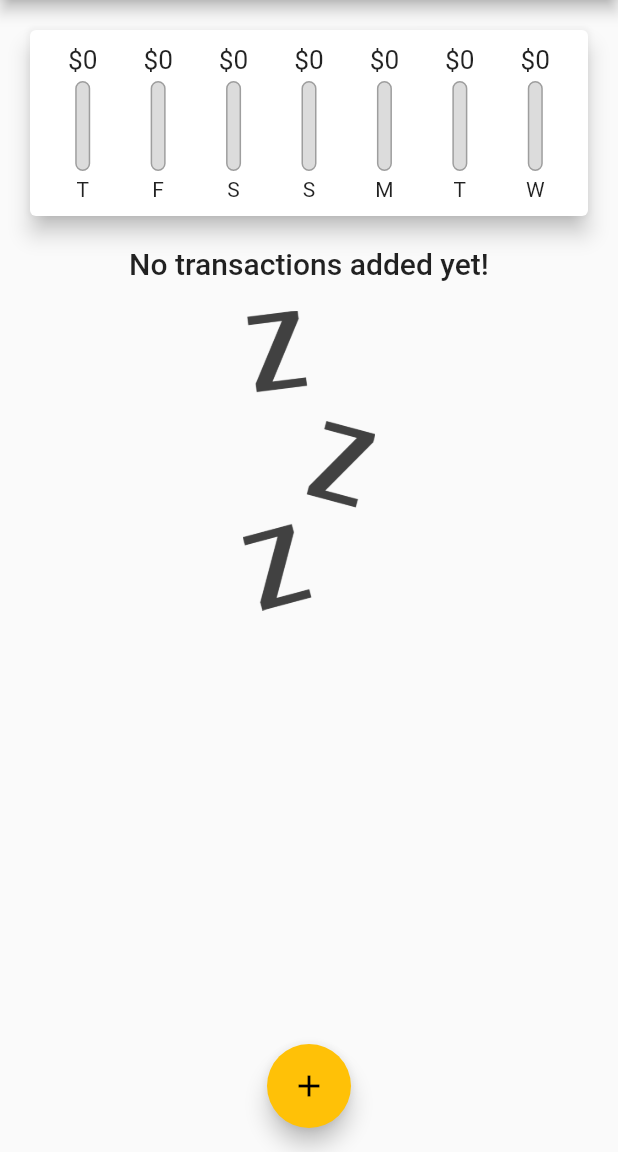
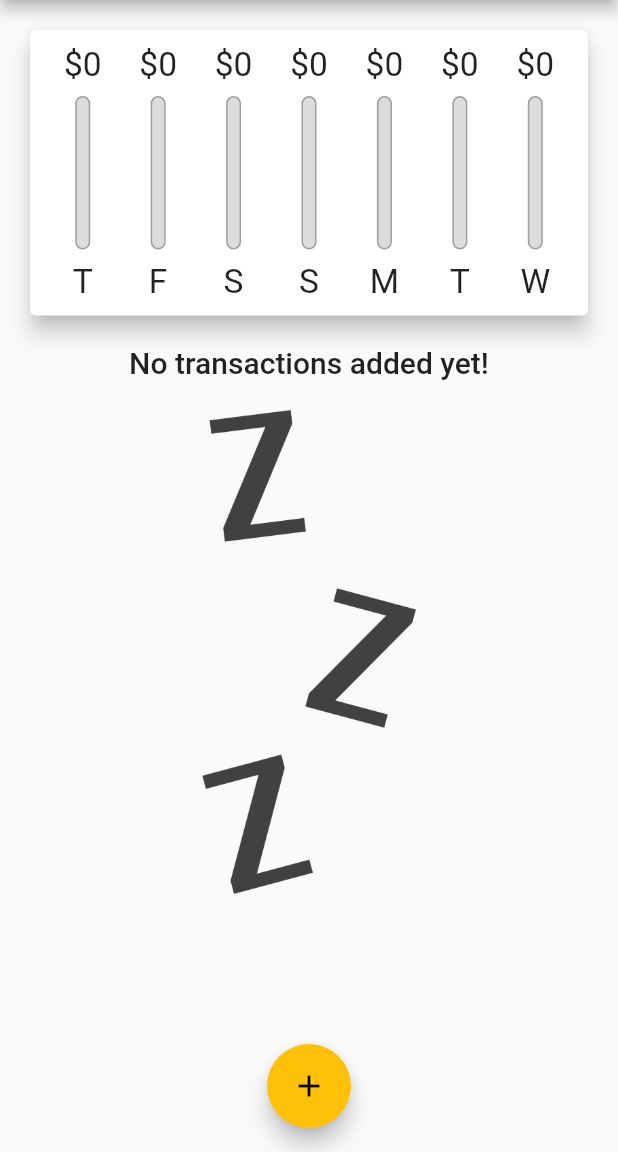
Before and after one commit to Agiratech-Vignesh-S/flutter-training, a Flutter app: the screen it shows after launch, on a phone screen of 412 x 824 dp, the part 84-1236 px from its top. Run offline on Flutter 3.47's test engine with Material 2 defaults, Android fonts, the light colour scheme and no system bars; missing offline and left inert: demoapp.

Commit message:
expense app pending

```diff
--- a/Demoapp2/lib/Widget/chart.dart
+++ b/Demoapp2/lib/Widget/chart.dart
@@ -43,18 +43,18 @@ class Chart extends StatelessWidget {
       elevation: 6,
       margin: EdgeInsets.all(20),
       child: Padding(
-        padding: EdgeInsets.all(10),
+        padding: const EdgeInsets.all(10),
         child: Row(
           mainAxisAlignment: MainAxisAlignment.spaceAround,
-          children: groupedTransactionValues.map((R) {
+          children: groupedTransactionValues.map((A) {
             return Flexible(
               fit: FlexFit.tight,
               child: ChartBar(
-                R['day'] as String,
-                R['amount'] as double,
+                A['day'] as String,
+                A['amount'] as double,
                 totalSpending == 0.0
                     ? 0.0
-                    : (R['amount'] as double) / totalSpending,
+                    : (A['amount'] as double) / totalSpending,
               ),
             );
           }).toList(),
--- a/Demoapp2/lib/Widget/chart_bar.dart
+++ b/Demoapp2/lib/Widget/chart_bar.dart
@@ -9,19 +9,21 @@ class ChartBar extends StatelessWidget {
 
   @override
   Widget build(BuildContext context) {
+    return LayoutBuilder(
+      builder: (ctx, constraints) {
         return Column(
           children: <Widget>[
             Container(
-          height: 20,
+              height: constraints.maxHeight * 0.15,
               child: FittedBox(
                 child: Text('\$${spendingAmount.toStringAsFixed(0)}'),
               ),
             ),
             SizedBox(
-          height: 4,
+              height: constraints.maxHeight * 0.05,
             ),
             Container(
-          height: 60,
+              height: constraints.maxHeight * 0.6,
               width: 10,
               child: Stack(
                 children: <Widget>[
@@ -45,10 +47,17 @@ class ChartBar extends StatelessWidget {
               ),
             ),
             SizedBox(
-          height: 4,
+              height: constraints.maxHeight * 0.05,
             ),
-        Text(label),
+            Container(
+              height: constraints.maxHeight * 0.15,
+              child: FittedBox(
+                child: Text(label),
+              ),
+            ),
           ],
+        );
+      },
     );
   }
 }
--- a/Demoapp2/lib/Widget/new_transaction.dart
+++ b/Demoapp2/lib/Widget/new_transaction.dart
@@ -1,13 +1,12 @@
+import 'dart:math';
+
 import 'package:flutter/material.dart';
 import 'package:intl/intl.dart';
 
 class NewTransaction extends StatefulWidget {
   final Function addTx;
-  //final  Function deletTrns;
 
-  NewTransaction(
-    this.addTx,
-  );
+  NewTransaction(this.addTx);
 
   @override
   _NewTransactionState createState() => _NewTransactionState();
@@ -42,7 +41,7 @@ class _NewTransactionState extends State<NewTransaction> {
     showDatePicker(
       context: context,
       initialDate: DateTime.now(),
-      firstDate: DateTime(2021),
+      firstDate: DateTime(2019),
       lastDate: DateTime.now(),
     ).then((pickedDate) {
       if (pickedDate == null) {
@@ -57,10 +56,16 @@ class _NewTransactionState extends State<NewTransaction> {
 
   @override
   Widget build(BuildContext context) {
-    return Card(
+    return SingleChildScrollView(
+      child: Card(
         elevation: 5,
         child: Container(
-        padding: EdgeInsets.all(10),
+          padding: EdgeInsets.only(
+            top: 10,
+            left: 10,
+            right: 10,
+            bottom: MediaQuery.of(context).viewInsets.bottom + 10,
+          ),
           child: Column(
             crossAxisAlignment: CrossAxisAlignment.end,
             children: <Widget>[
@@ -103,15 +108,13 @@ class _NewTransactionState extends State<NewTransaction> {
                 ),
               ),
               ElevatedButton(
-              // ignore: sort_child_properties_last
-              child: Text(
-                'Add Transaction',
-              ),
+                child: Text('Add Transaction'),
                 onPressed: _submitData,
               ),
             ],
           ),
         ),
+      ),
     );
   }
 }
--- a/Demoapp2/lib/Widget/transaction_list.dart
+++ b/Demoapp2/lib/Widget/transaction_list.dart
@@ -1,18 +1,33 @@
+import 'dart:math';
+
 import 'package:flutter/material.dart';
 import 'package:intl/intl.dart';
+
 import '../model/transaction.dart';
 
 class TransactionList extends StatelessWidget {
   final List<Transaction> transactions;
-  Function deletTrns;
-  TransactionList(this.transactions, this.deletTrns);
+  final Function deleteTx;
 
+  TransactionList(this.transactions, this.deleteTx);
   @override
+  late Color agcolor;
+
+  void initstate() {
+    const availabilecolor = [
+      Colors.green,
+      Colors.yellow,
+      Colors.blue,
+      Colors.pinkAccent,
+    ];
+    agcolor = availabilecolor[Random().nextInt(4)];
+    // super.initState();
+  }
+
   Widget build(BuildContext context) {
-    return Container(
-      height: 300,
-      child: transactions.isEmpty
-          ? Column(
+    return transactions.isEmpty
+        ? LayoutBuilder(builder: (ctx, constraints) {
+            return Column(
               children: <Widget>[
                 Text(
                   'No transactions added yet!',
@@ -22,13 +37,14 @@ class TransactionList extends StatelessWidget {
                   height: 20,
                 ),
                 Container(
-                    height: 200,
+                    height: constraints.maxHeight * 0.6,
                     child: Image.asset(
                       'assets/images/waiting.png',
                       fit: BoxFit.cover,
                     )),
               ],
-            )
+            );
+          })
         : ListView.builder(
             itemBuilder: (ctx, index) {
               return Card(
@@ -40,6 +56,7 @@ class TransactionList extends StatelessWidget {
                 child: ListTile(
                   leading: CircleAvatar(
                     radius: 30,
+                    backgroundColor: agcolor,
                     child: Padding(
                       padding: EdgeInsets.all(6),
                       child: FittedBox(
@@ -56,13 +73,13 @@ class TransactionList extends StatelessWidget {
                   ),
                   trailing: IconButton(
                     icon: Icon(Icons.delete),
-                        onPressed: () => deletTrns(transactions[index].id),
-                        color: Colors.red),
+                    color: Theme.of(context).errorColor,
+                    onPressed: () => deleteTx(transactions[index].id),
+                  ),
                 ),
               );
             },
             itemCount: transactions.length,
-            ),
           );
   }
 }
--- a/Demoapp2/lib/main.dart
+++ b/Demoapp2/lib/main.dart
@@ -1,13 +1,17 @@
-import 'package:demoapp2/Widget/transaction_list.dart';
 import 'package:flutter/material.dart';
-import 'package:demoapp2/Widget/new_transaction.dart';
 
-// import './widget/new_transaction.dart';
-// import 'widget/transaction_list.dart';
+import './widget/new_transaction.dart';
+import './widget/transaction_list.dart';
 import './widget/chart.dart';
 import './model/transaction.dart';
 
-void main() => runApp(MyApp());
+void main() {
+  // SystemChrome.setPreferredOrientations([
+  //   DeviceOrientation.portraitUp,
+  //   DeviceOrientation.portraitUp,
+  // ]);
+  runApp(MyApp());
+}
 
 class MyApp extends StatelessWidget {
   @override
@@ -17,8 +21,10 @@ class MyApp extends StatelessWidget {
       theme: ThemeData(
           primarySwatch: Colors.purple,
           accentColor: Colors.amber,
+          // errorColor: Colors.red,
           fontFamily: 'Quicksand',
           textTheme: ThemeData.light().textTheme.copyWith(
+                // ignore: prefer_const_constructors
                 subtitle1: TextStyle(
                   fontFamily: 'OpenSans',
                   fontWeight: FontWeight.bold,
@@ -28,6 +34,7 @@ class MyApp extends StatelessWidget {
               ),
           appBarTheme: AppBarTheme(
             textTheme: ThemeData.light().textTheme.copyWith(
+                  // ignore: prefer_const_constructors
                   subtitle2: TextStyle(
                     fontFamily: 'OpenSans',
                     fontSize: 20,
@@ -62,6 +69,7 @@ class _MyHomePageState extends State<MyHomePage> {
     //   date: DateTime.now(),
     // ),
   ];
+  bool _showChart = false;
 
   List<Transaction> get _recentTransactions {
     return _userTransactions.where((tx) {
@@ -108,8 +116,9 @@ class _MyHomePageState extends State<MyHomePage> {
 
   @override
   Widget build(BuildContext context) {
-    return Scaffold(
-      appBar: AppBar(
+    final isLandscape =
+        MediaQuery.of(context).orientation == Orientation.landscape;
+    final appBar = AppBar(
       title: Text(
         'Personal Expenses',
       ),
@@ -119,15 +128,55 @@ class _MyHomePageState extends State<MyHomePage> {
           onPressed: () => _startAddNewTransaction(context),
         ),
       ],
-      ),
+    );
+    final txListWidget = Container(
+      height: (MediaQuery.of(context).size.height -
+              appBar.preferredSize.height -
+              MediaQuery.of(context).padding.top) *
+          0.7,
+      child: TransactionList(_userTransactions, _deleteTransaction),
+    );
+    return Scaffold(
+      appBar: appBar,
       body: SingleChildScrollView(
         child: Column(
           // mainAxisAlignment: MainAxisAlignment.start,
           crossAxisAlignment: CrossAxisAlignment.stretch,
           children: <Widget>[
-            Chart(_recentTransactions),
-            TransactionList(_userTransactions, _deleteTransaction),
-            // TransactionList(_userTransactions, _deleteTransaction),
+            if (isLandscape)
+              Row(
+                mainAxisAlignment: MainAxisAlignment.center,
+                children: <Widget>[
+                  Text('Show Chart'),
+                  Switch(
+                    value: _showChart,
+                    onChanged: (val) {
+                      setState(() {
+                        _showChart = val;
+                      });
+                    },
+                  ),
+                ],
+              ),
+            if (!isLandscape)
+              Container(
+                height: (MediaQuery.of(context).size.height -
+                        appBar.preferredSize.height -
+                        MediaQuery.of(context).padding.top) *
+                    0.3,
+                child: Chart(_recentTransactions),
+              ),
+            if (!isLandscape) txListWidget,
+            if (isLandscape)
+              _showChart
+                  ? Container(
+                      height: (MediaQuery.of(context).size.height -
+                              appBar.preferredSize.height -
+                              MediaQuery.of(context).padding.top) *
+                          0.7,
+                      child: Chart(_recentTransactions),
+                    )
+                  : txListWidget
           ],
         ),
       ),
```
Lines whose indentation alone changed are shown as unchanged.
